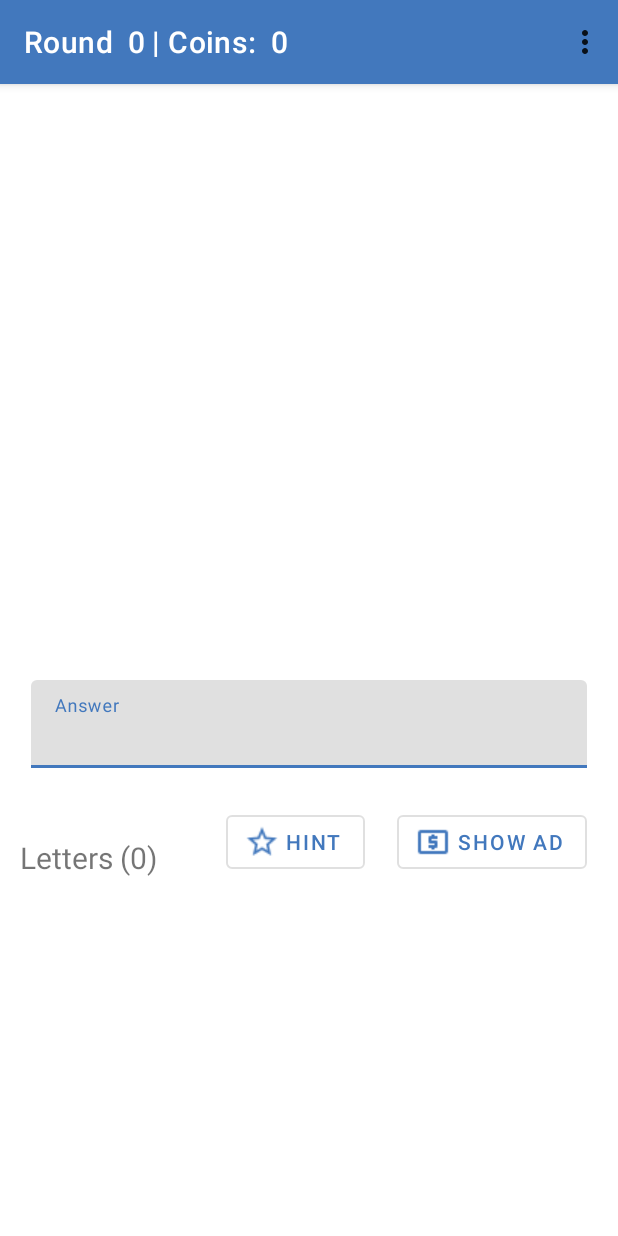
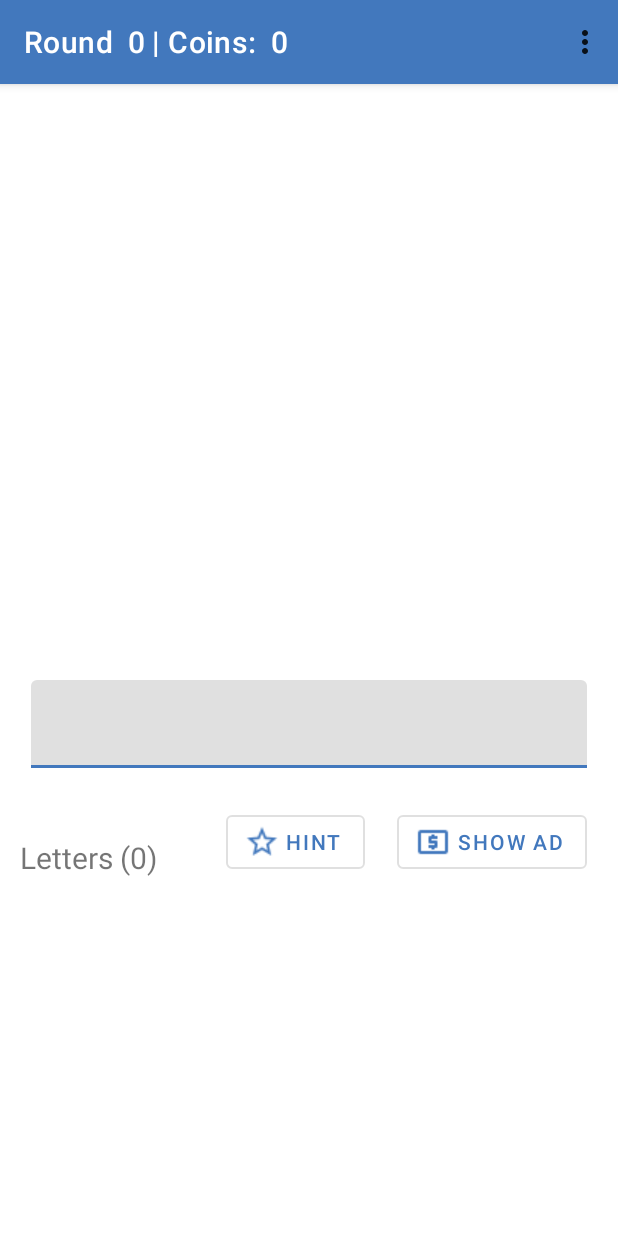
Before and after one commit to meicaljohnjones/threeoutoffour, an Android app: the GameActivity screen opened directly, with no data from a screen before it, on a phone screen of 412 x 824 dp. Run offline under Robolectric (Android 15) with nearby library versions, the light colour scheme and no system bars; our stand-ins replace AdMob; network calls fail; 4 statements that could not run were skipped.

Commit message:
Remove hint

```diff
--- a/app/src/main/res/layout/activity_game.xml
+++ b/app/src/main/res/layout/activity_game.xml
@@ -130,7 +130,6 @@
         app:layout_constraintTop_toTopOf="@+id/lowerPad"
         app:layout_constraintBottom_toBottomOf="@+id/padButtons"
         app:layout_constraintWidth_percent=".9"
-        android:hint="Answer"
 
         >
 
```
